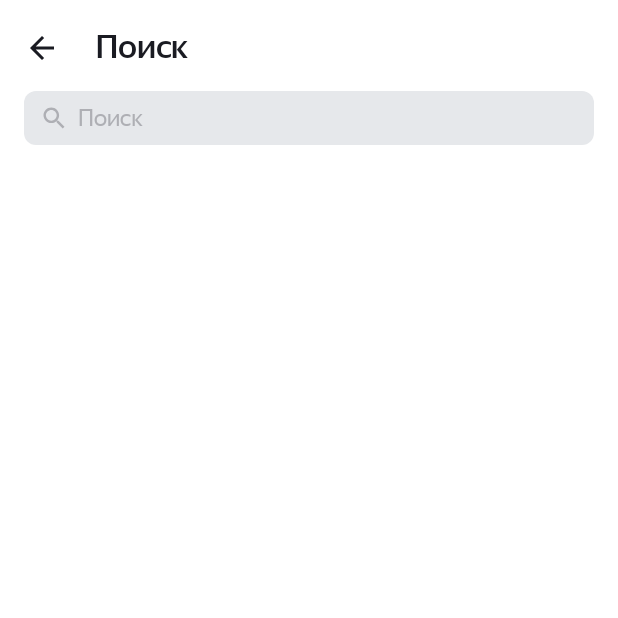
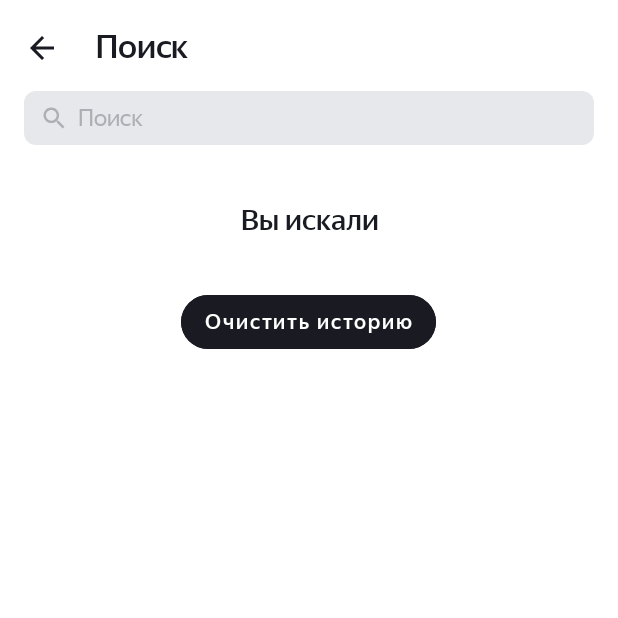
Before and after one commit to iarosch22/PlaylistMaker, an Android app: the SearchActivity screen opened directly, with no data from a screen before it, on a phone screen of 412 x 824 dp, the top half of it. Run offline under Robolectric (Android 15) with nearby library versions, the phone set to English and light mode, and no system bars.

Commit message:
feat: set focus listener and modify textwatcher for hint latest search

```diff
--- a/app/src/main/java/com/practicum/playlistmaker/SearchActivity.kt
+++ b/app/src/main/java/com/practicum/playlistmaker/SearchActivity.kt
@@ -33,11 +33,11 @@ class SearchActivity : AppCompatActivity() {
     private lateinit var phSomethingWentWrong: ViewGroup
     private lateinit var phNothingFound: ViewGroup
     private lateinit var btnBack: ViewGroup
+    private lateinit var hintLatestSearch: ViewGroup
     private lateinit var inputEditText: EditText
     private lateinit var clearBtn: ImageView
     private lateinit var rvTrackSearch: RecyclerView
     private lateinit var reloadBtn: Button
-
 
 
     override fun onCreate(savedInstanceState: Bundle?) {
@@ -53,6 +53,7 @@ class SearchActivity : AppCompatActivity() {
         clearBtn = findViewById(R.id.clearIcon)
         rvTrackSearch = findViewById(R.id.rvTrackSearch)
         reloadBtn = findViewById(R.id.reloadBtn)
+        hintLatestSearch = findViewById(R.id.latestSearchList)
 
         trackAdapter.tracks = tracks
         rvTrackSearch.adapter = trackAdapter
@@ -70,6 +71,10 @@ class SearchActivity : AppCompatActivity() {
                 true
             }
             false
+        }
+
+        inputEditText.setOnFocusChangeListener { v, hasFocus ->
+            hintLatestSearch.visibility = if (hasFocus && inputEditText.text.isEmpty()) View.VISIBLE else  View.GONE
         }
     }
 
@@ -131,6 +136,8 @@ class SearchActivity : AppCompatActivity() {
             override fun onTextChanged(s: CharSequence?, start: Int, before: Int, count: Int) {
                 textValue = s.toString()
                 clearBtn.visibility = clearButtonVisibility(s)
+
+                hintLatestSearch.visibility = if (inputEditText.hasFocus() && s?.isEmpty() == true) View.VISIBLE else View.GONE
             }
 
             override fun afterTextChanged(s: Editable?) {}
```
